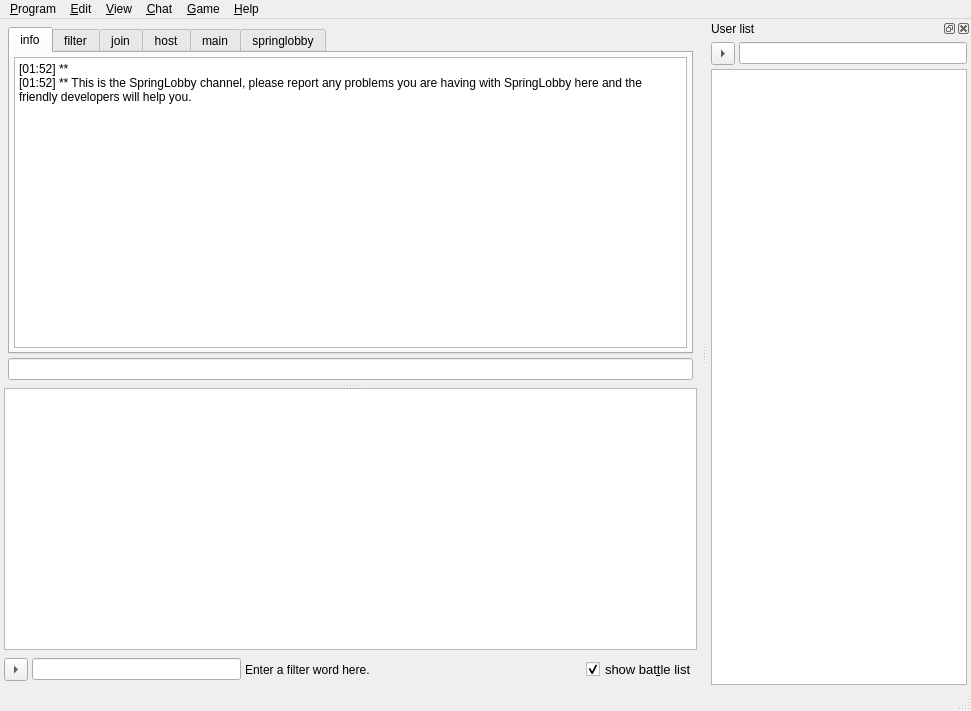
Before: the Qt Designer form ui/mainWidget.ui in tizbac/qtlobby, drawn with Qt 5.
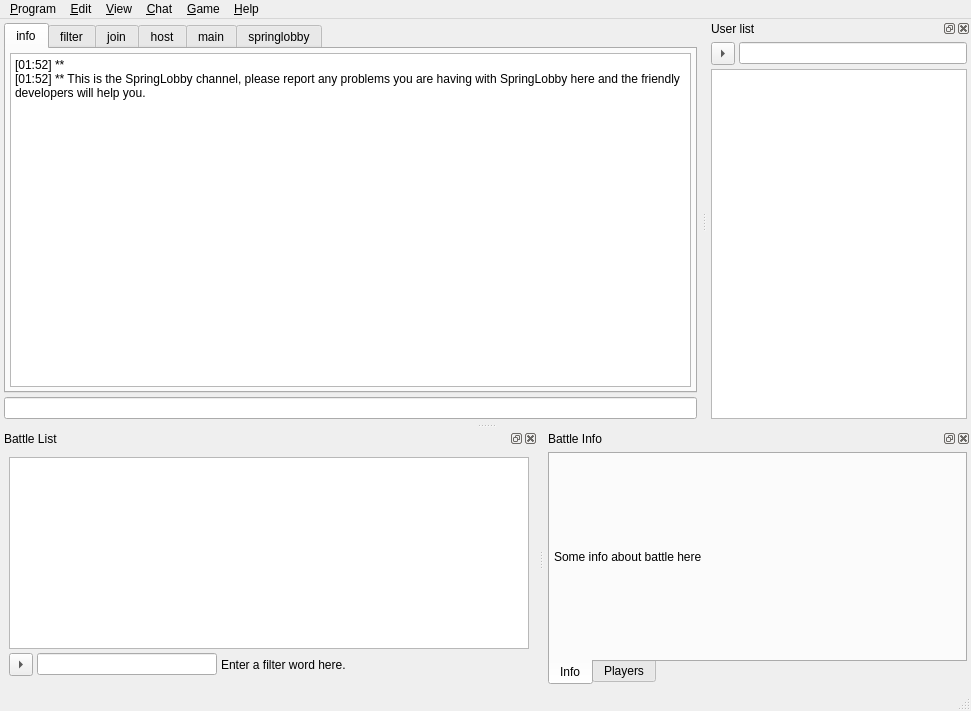
After: the same form once the commit is applied. The open tabs and pages were chosen to show the change. Icons and pictures are not drawn. Custom widgets are drawn as their Qt base class.

Patch:
```diff
--- a/ui/mainWidget.ui
+++ b/ui/mainWidget.ui
@@ -15,13 +15,8 @@
    <string>Qt::Lobby v0.0.1</string>
   </property>
   <widget class="QWidget" name="centralwidget">
-   <layout class="QGridLayout">
-    <item row="0" column="0" colspan="5">
-     <widget class="QSplitter" name="splitter">
-      <property name="orientation">
-       <enum>Qt::Vertical</enum>
-      </property>
-      <widget class="QWidget" name="layoutWidget">
+   <layout class="QGridLayout" name="gridLayout_2">
+    <item row="0" column="0">
        <layout class="QGridLayout">
         <item row="0" column="0">
          <widget class="QTabWidget" name="lobbyTabWidget">
@@ -355,80 +350,6 @@
          </widget>
         </item>
        </layout>
-      </widget>
-      <widget class="Battles" name="battles">
-       <property name="contextMenuPolicy">
-        <enum>Qt::CustomContextMenu</enum>
-       </property>
-       <property name="alternatingRowColors">
-        <bool>true</bool>
-       </property>
-       <property name="indentation">
-        <number>0</number>
-       </property>
-       <property name="rootIsDecorated">
-        <bool>false</bool>
-       </property>
-       <property name="sortingEnabled">
-        <bool>true</bool>
-       </property>
-      </widget>
-     </widget>
-    </item>
-    <item row="1" column="0">
-     <widget class="QToolButton" name="battleListClearLineEditButton">
-      <property name="toolTip">
-       <string>Clear the battlefilter string</string>
-      </property>
-      <property name="text">
-       <string>...</string>
-      </property>
-      <property name="arrowType">
-       <enum>Qt::RightArrow</enum>
-      </property>
-     </widget>
-    </item>
-    <item row="1" column="1">
-     <widget class="QLineEdit" name="battleListLineEdit">
-      <property name="toolTip">
-       <string>This filter string is used to match battlenames</string>
-      </property>
-     </widget>
-    </item>
-    <item row="1" column="2">
-     <widget class="QLabel" name="label_4">
-      <property name="text">
-       <string>Enter a filter word here.</string>
-      </property>
-     </widget>
-    </item>
-    <item row="1" column="3">
-     <spacer>
-      <property name="orientation">
-       <enum>Qt::Horizontal</enum>
-      </property>
-      <property name="sizeHint" stdset="0">
-       <size>
-        <width>61</width>
-        <height>31</height>
-       </size>
-      </property>
-     </spacer>
-    </item>
-    <item row="1" column="4">
-     <widget class="QCheckBox" name="gameTreeVisibleCheckBox">
-      <property name="font">
-       <font>
-        <pointsize>10</pointsize>
-       </font>
-      </property>
-      <property name="text">
-       <string>show bat&amp;tle list</string>
-      </property>
-      <property name="checked">
-       <bool>true</bool>
-      </property>
-     </widget>
     </item>
    </layout>
   </widget>
@@ -591,6 +512,135 @@
     </layout>
    </widget>
   </widget>
+  <widget class="QDockWidget" name="battleListDockWidget">
+   <property name="allowedAreas">
+    <set>Qt::BottomDockWidgetArea|Qt::TopDockWidgetArea</set>
+   </property>
+   <property name="windowTitle">
+    <string>Battle List</string>
+   </property>
+   <attribute name="dockWidgetArea">
+    <number>8</number>
+   </attribute>
+   <widget class="QWidget" name="dockWidgetContents_3">
+    <layout class="QGridLayout" name="gridLayout">
+     <property name="verticalSpacing">
+      <number>0</number>
+     </property>
+     <property name="margin">
+      <number>9</number>
+     </property>
+     <item row="0" column="0" colspan="4">
+      <widget class="Battles" name="battles">
+       <property name="contextMenuPolicy">
+        <enum>Qt::CustomContextMenu</enum>
+       </property>
+       <property name="alternatingRowColors">
+        <bool>true</bool>
+       </property>
+       <property name="indentation">
+        <number>0</number>
+       </property>
+       <property name="rootIsDecorated">
+        <bool>false</bool>
+       </property>
+       <property name="sortingEnabled">
+        <bool>true</bool>
+       </property>
+      </widget>
+     </item>
+     <item row="1" column="0">
+      <widget class="QToolButton" name="battleListClearLineEditButton">
+       <property name="toolTip">
+        <string>Clear the battlefilter string</string>
+       </property>
+       <property name="text">
+        <string>...</string>
+       </property>
+       <property name="arrowType">
+        <enum>Qt::RightArrow</enum>
+       </property>
+      </widget>
+     </item>
+     <item row="1" column="1">
+      <widget class="QLineEdit" name="battleListLineEdit">
+       <property name="toolTip">
+        <string>This filter string is used to match battlenames</string>
+       </property>
+      </widget>
+     </item>
+     <item row="1" column="2">
+      <widget class="QLabel" name="label_4">
+       <property name="text">
+        <string>Enter a filter word here.</string>
+       </property>
+      </widget>
+     </item>
+     <item row="1" column="3">
+      <spacer>
+       <property name="orientation">
+        <enum>Qt::Horizontal</enum>
+       </property>
+       <property name="sizeHint" stdset="0">
+        <size>
+         <width>61</width>
+         <height>31</height>
+        </size>
+       </property>
+      </spacer>
+     </item>
+    </layout>
+   </widget>
+  </widget>
+  <widget class="QDockWidget" name="battleInfoDockWidget">
+   <property name="allowedAreas">
+    <set>Qt::BottomDockWidgetArea|Qt::TopDockWidgetArea</set>
+   </property>
+   <property name="windowTitle">
+    <string>Battle Info</string>
+   </property>
+   <attribute name="dockWidgetArea">
+    <number>8</number>
+   </attribute>
+   <widget class="QWidget" name="dockWidgetContents_4">
+    <layout class="QGridLayout" name="gridLayout_4">
+     <item row="0" column="0">
+      <widget class="QTabWidget" name="tabWidget">
+       <property name="tabPosition">
+        <enum>QTabWidget::South</enum>
+       </property>
+       <property name="currentIndex">
+        <number>1</number>
+       </property>
+       <widget class="QWidget" name="tab_2">
+        <attribute name="title">
+         <string>Info</string>
+        </attribute>
+        <layout class="QGridLayout" name="gridLayout_5">
+         <item row="0" column="0">
+          <widget class="QLabel" name="label_5">
+           <property name="text">
+            <string>Some info about battle here</string>
+           </property>
+          </widget>
+         </item>
+        </layout>
+       </widget>
+       <widget class="QWidget" name="tab_6">
+        <attribute name="title">
+         <string>Players</string>
+        </attribute>
+        <layout class="QGridLayout" name="gridLayout_3">
+         <item row="0" column="0">
+          <widget class="QListView" name="listView"/>
+         </item>
+        </layout>
+       </widget>
+      </widget>
+     </item>
+    </layout>
+   </widget>
+  </widget>
   <action name="action_Exit">
    <property name="icon">
     <iconset resource="../resources.qrc">
```
Left out of the diff: 101 changed lines with no effect on the pictures. Lines whose indentation alone changed are shown as unchanged.
